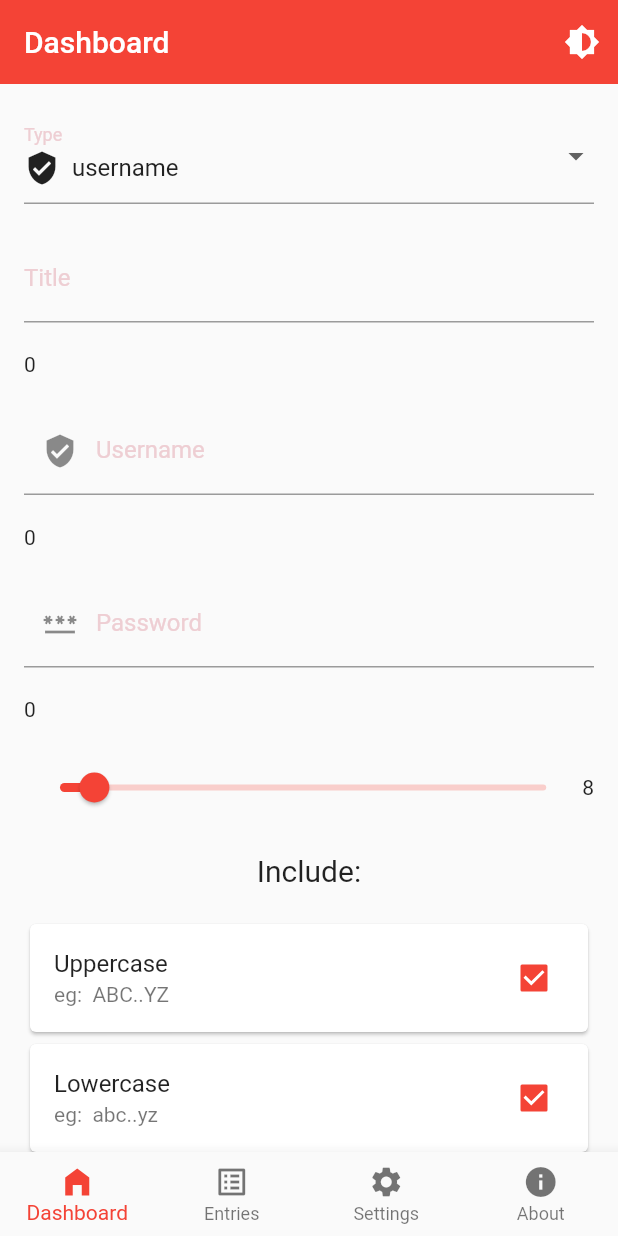
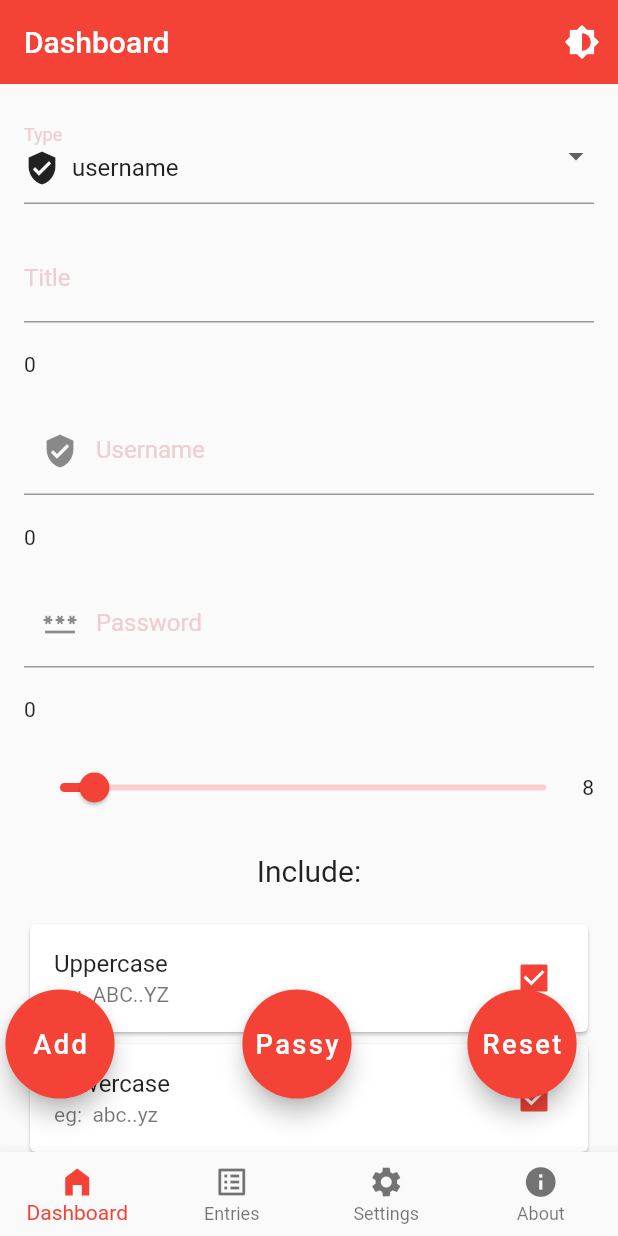
Before and after one commit to Crewdev7/New, a Flutter app: the screen it shows after launch, on a phone screen of 412 x 824 dp. Run offline on Flutter 3.47's test engine with Material 2 defaults, Android fonts, the phone set to English and light mode, and no system bars; our stand-ins replace cherry_toast, fluttertoast, motion_toast, shared_preferences, sqflite, sqflite_common_ffi; missing offline and left inert: window_size; accounts and stored records are empty; project files that could hold a hidden picture were left out.

Commit message:
fixed floating action buttons

```diff
--- a/lib/src/models/list_model_provider.dart
+++ b/lib/src/models/list_model_provider.dart
@@ -1,3 +1,5 @@
+import 'dart:io';
+
 import 'package:flutter/foundation.dart';
 import 'package:flutter/material.dart';
 import 'package:path/path.dart';
@@ -73,9 +75,9 @@ class DatabaseHelper {
 
   Future<Database> get initDatabase async {
     final databasesPath = await getDatabasesPath();
-    // if (!await Directory(databasesPath).exists()) {
-    //   await Directory(databasesPath).create(recursive: true);
-    // }
+    if (!await Directory(databasesPath).exists()) {
+      await Directory(databasesPath).create(recursive: true);
+    }
     final path = join(databasesPath, "oeoooeoooo.db");
 
     // final database = await openDatabase(
--- a/lib/src/screens/add.dart
+++ b/lib/src/screens/add.dart
@@ -184,12 +184,17 @@ class _AddScreenState extends State<AddScreen> {
                     height: 20,
                   )
                 ]),
-            Padding(
-              padding: const EdgeInsets.all(8.0),
+          ],
+        ),
+      ),
+      floatingActionButton: Padding(
+        padding: const EdgeInsets.all(20.0),
         child: Row(
           mainAxisAlignment: MainAxisAlignment.spaceBetween,
           children: [
-                  Transform.scale(
+            Padding(
+              padding: const EdgeInsets.all(8.0),
+              child: Transform.scale(
                 scale: 1.3,
                 child: FloatingActionButton(
                   onPressed: () {
@@ -197,6 +202,7 @@ class _AddScreenState extends State<AddScreen> {
                     dataProvider.add(userInputData.getInputData);
                   },
                   child: const Text("Add"),
+                ),
               ),
             ),
             const SizedBox(
@@ -224,9 +230,6 @@ class _AddScreenState extends State<AddScreen> {
                     userInputData.resetFields();
                   },
                   child: const Text("Reset")),
-                  ),
-                ],
-              ),
             ),
           ],
         ),
--- a/lib/src/utils/mix.dart
+++ b/lib/src/utils/mix.dart
@@ -7,12 +7,14 @@ class MyScaffold extends StatelessWidget {
   final onDarkModeToggle;
   String? appBarTitle;
   final Widget body;
+  final Widget? floatingActionButton;
   MyScaffold({
     super.key,
     required this.body,
     this.appBarTitle,
     this.onDarkModeToggle,
     this.appBarActions,
+    this.floatingActionButton,
   });
 
   @override
@@ -33,6 +35,7 @@ class MyScaffold extends StatelessWidget {
         actions: mergedActions.isNotEmpty ? mergedActions : null,
       ),
       body: body,
+      floatingActionButton: floatingActionButton,
     );
   }
 }
```
Lines whose indentation alone changed are shown as unchanged.
